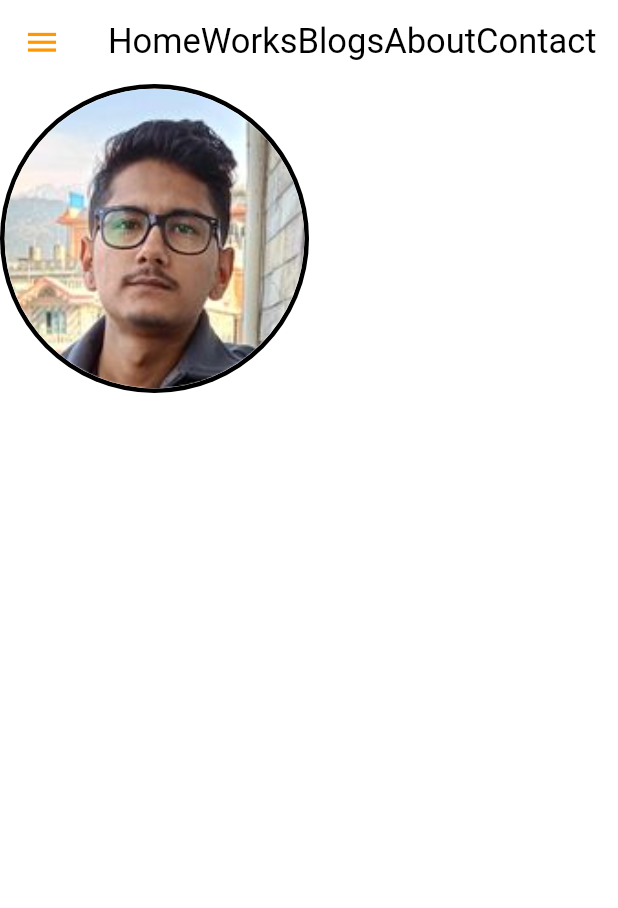
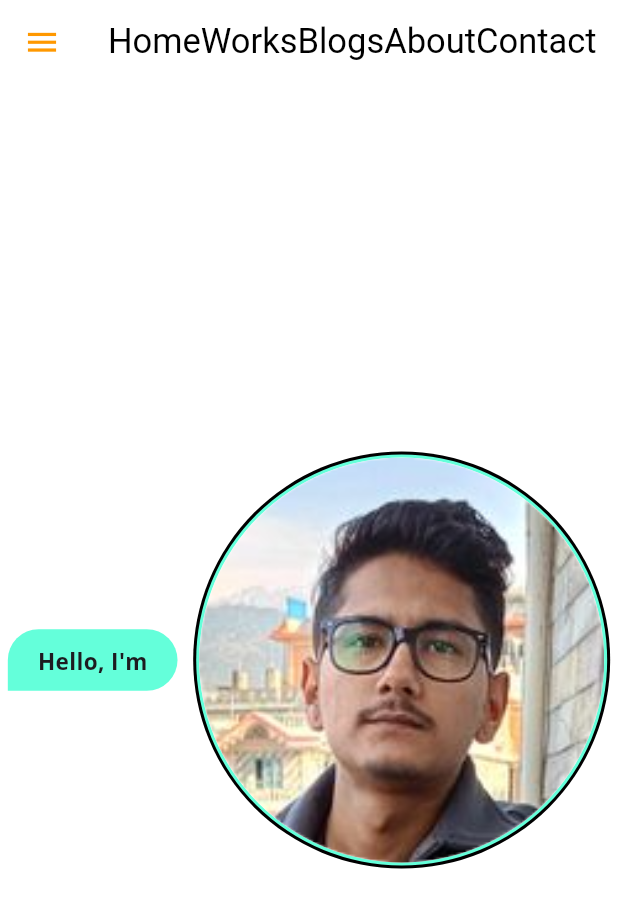
Before and after one commit to Prashant-Bista/Flutter_landingpage, a Flutter app: the LandingPageWeb screen opened directly, on a phone screen of 412 x 824 dp. Shown: the top 908 px of the screen. Run offline on Flutter 3.47's test engine with Material 3 defaults, Android fonts, the phone set to English and light mode, and no system bars; our stand-ins replace google_fonts; Roboto replaces fonts that are missing (Maitree).

Commit message:
updated a bit

```diff
--- a/lib/web/landing_page_web.dart
+++ b/lib/web/landing_page_web.dart
@@ -1,5 +1,7 @@
 import 'package:flutter/material.dart';
+import 'package:google_fonts/google_fonts.dart';
 import 'package:prashant_bista/components.dart';
+
 class LandingPageWeb extends StatefulWidget {
   const LandingPageWeb({super.key});
 
@@ -10,25 +12,23 @@ class LandingPageWeb extends StatefulWidget {
 class _LandingaPageMobileState extends State<LandingPageWeb> {
   @override
   Widget build(BuildContext context) {
+    double heightdevice = MediaQuery.of(context).size.height;
     return Scaffold(
       drawer: Drawer(//To create a drawer menu
 
-
-      ),
+          ),
       backgroundColor: Colors.white,
       appBar: AppBar(
         backgroundColor: Colors.white,
-        elevation:  0.0,
+        elevation: 0.0,
         //Extra elevation creates a bad separation between
         //appbar and rest of the body
-        iconTheme: IconThemeData(
-          size: 25.0,
-          color:Colors.orange
-        ),
+        iconTheme: IconThemeData(size: 25.0, color: Colors.orange),
         title: Row(
-
           children: [
-            Spacer(flex: 3,),
+            Spacer(
+              flex: 3,
+            ),
             TabsWeb("Home"),
             Spacer(),
             TabsWeb("Works"),
@@ -39,19 +39,51 @@ class _LandingaPageMobileState extends State<LandingPageWeb> {
             Spacer(),
             TabsWeb("Contact"),
             Spacer(),
-
           ],
         ),
       ),
-      body: CircleAvatar(
-        radius: 103,
-        backgroundColor: Colors.black,
-        child: CircleAvatar(
-          backgroundColor: Colors.white,
-          backgroundImage: AssetImage("assets/PP-circle.png"),
-          radius: 100,
+      body: ListView(children: [
+        Container(
+          height: heightdevice - 56,
+          child: Row(
+            mainAxisAlignment:MainAxisAlignment.spaceAround ,
+            children: [
+              Column(
+                mainAxisAlignment:MainAxisAlignment.center,
+                children: [
+                  Container(
+                    decoration: BoxDecoration(
+                      color: Colors.tealAccent,
+                      borderRadius: BorderRadius.only(
+                        topLeft: Radius.circular(25),
+                        topRight:Radius.circular(25),
+                        bottomRight:Radius.circular(25),
+                      )
+                    ),padding: EdgeInsets.symmetric(vertical: 10,horizontal: 20),
+                      child: Text(
+                    "Hello, I'm",
+                    style: GoogleFonts.openSans(
+                        fontSize: 15, fontWeight: FontWeight.bold),
+                  ))
+                ],
+              ),
+              CircleAvatar(
+                backgroundColor: Colors.black,
+                radius: 139,
+                child: CircleAvatar(
+                  radius: 137,
+                  backgroundColor: Colors.tealAccent,
+                  child: CircleAvatar(
+                    backgroundColor: Colors.white,
+                    backgroundImage: AssetImage("assets/PP-circle.png"),
+                    radius: 135,
+                  ),
+                ),
+              ),
+            ],
+          ),
         ),
-      ),
+      ]),
     );
   }
 }
```
